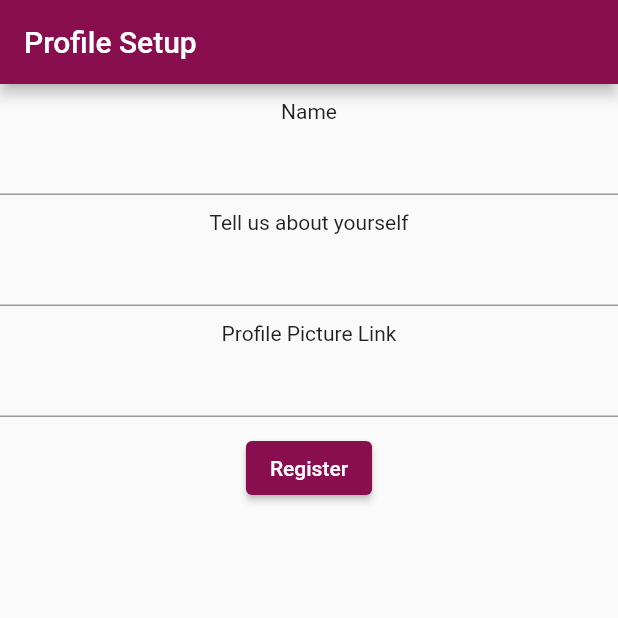
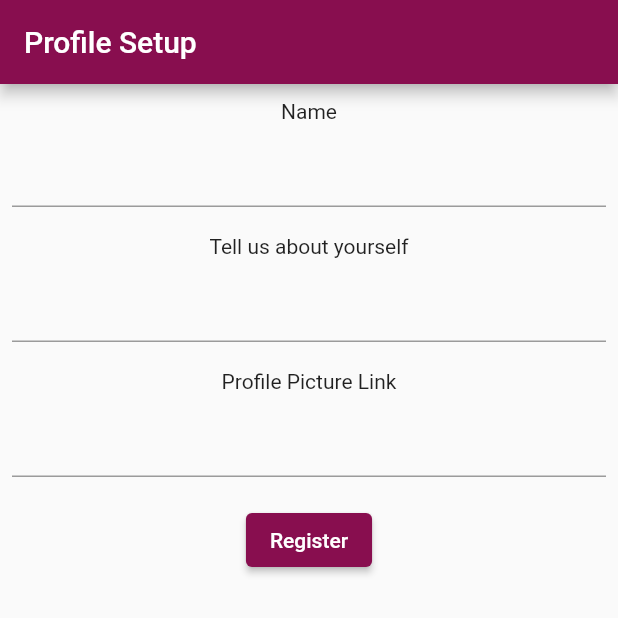
Before and after one commit to jaymalave/FlutterTask, a Flutter app: the DetailSetup screen opened directly, on a phone screen of 412 x 824 dp, the top half of it. Run offline on Flutter 3.47's test engine with Material 2 defaults, Android fonts, the phone set to English and light mode, and no system bars; our stand-ins replace cloud_firestore, firebase_auth, firebase_core, firebase_messaging, flashy_tab_bar, get and 3 more; missing offline and left inert: dart:html; accounts and stored records are empty.

Commit message:
minor styles

```diff
--- a/lib/views/detail_setup.dart
+++ b/lib/views/detail_setup.dart
@@ -40,28 +40,38 @@ class _DetailSetupState extends State<DetailSetup> {
             backgroundColor: AppPallete.color[900],
             automaticallyImplyLeading: false,
           ),
-          body: Column(
+          body: SingleChildScrollView(
+            child: Column(
               children: [
                 const SizedBox(
                   height: 10,
                 ),
                 const Text(Constants.formName),
-              TextField(
+                Padding(
+                  padding: const EdgeInsets.all(8.0),
+                  child: TextField(
                     controller: _nameController,
+                  ),
                 ),
                 const SizedBox(
                   height: 10,
                 ),
                 const Text(Constants.formBio),
-              TextField(
+                Padding(
+                  padding: const EdgeInsets.all(8.0),
+                  child: TextField(
                     controller: _bioController,
+                  ),
                 ),
                 const SizedBox(
                   height: 10,
                 ),
                 const Text(Constants.formProfile),
-              TextField(
+                Padding(
+                  padding: const EdgeInsets.all(8.0),
+                  child: TextField(
                     controller: _dpController,
+                  ),
                 ),
                 const SizedBox(
                   height: 10,
@@ -106,6 +116,7 @@ class _DetailSetupState extends State<DetailSetup> {
                   child: const Text(Constants.register),
                 )
               ],
+            ),
           )),
     );
   }
--- a/lib/views/edit_profile.dart
+++ b/lib/views/edit_profile.dart
@@ -173,7 +173,7 @@ class _EditProfileState extends State<EditProfile> {
                 child: SizedBox(
                   width: MediaQuery.of(context).size.width * 0.6,
                   child: Align(
-                    alignment: Alignment.center,
+                    alignment: Alignment.centerLeft,
                     child: Padding(
                       padding: const EdgeInsets.all(8.0),
                       child: Text(
```
Lines whose indentation alone changed are shown as unchanged.
